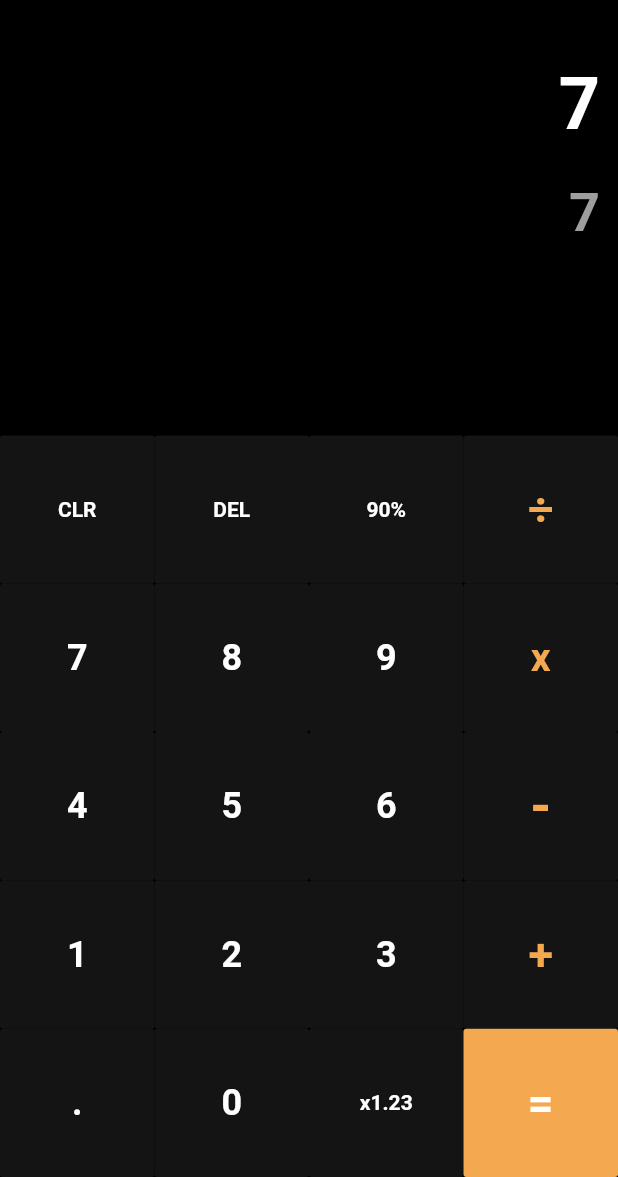
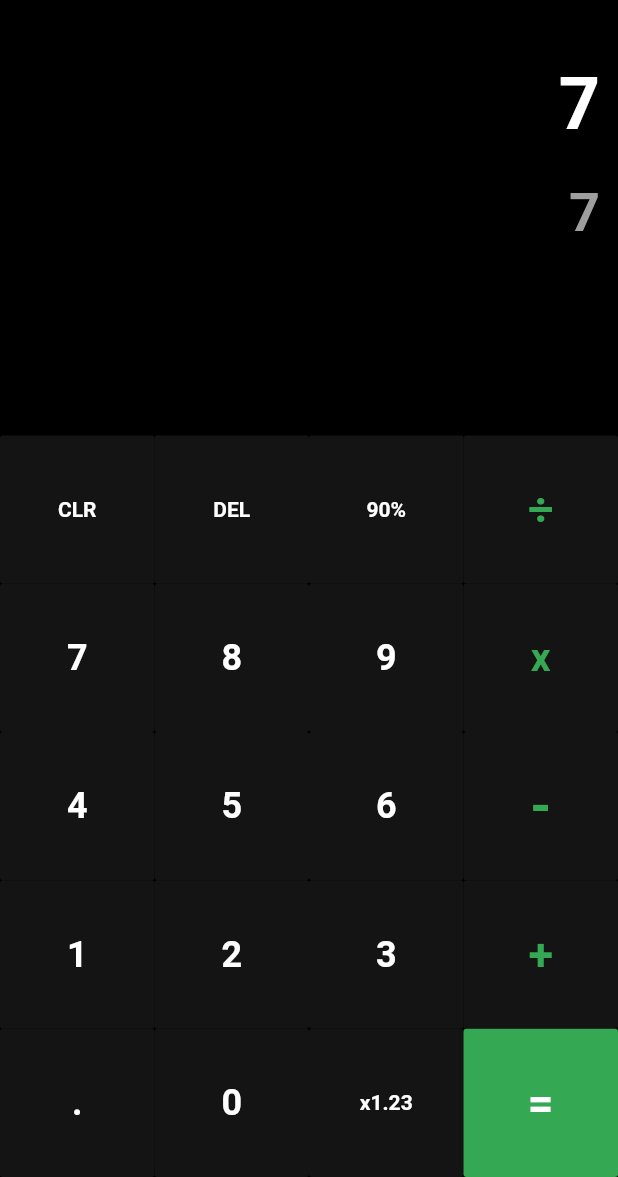
Before and after one commit to leiffen/Calculator, a Flutter app: the screen it shows after launch, after a tap on an icon or button, on a phone screen of 412 x 824 dp, the part 59-1236 px from its top. Run offline on Flutter 3.47's test engine with Material 2 defaults, Android fonts, the phone set to English and light mode, and no system bars.

Commit message:
Add color theme file

```diff
--- a/lib/calculator.dart
+++ b/lib/calculator.dart
@@ -15,7 +15,8 @@ class Calculator extends StatefulWidget {
 }
 
 class _CalculatorState extends State<Calculator> {
-  final String fileName = "/history.json";
+  final String historyFileName = "/history.json";
+  final String themeFileName = "/theme.json";
 
   final RegExp regOps = new RegExp('[+|\\-|x|\u{00F7}]');
   final RegExp regOpsNoSub = new RegExp('[+|x|\u{00F7}]');
@@ -34,17 +35,53 @@ class _CalculatorState extends State<Calculator> {
   bool calculated = false;
   bool badExp = false;
 
-  Color primaryColor = Color(0xfff4a950);
+  Color primaryColor;
 
   @override
   void initState() {
     super.initState();
+    getColorTheme();
+  }
+
+  void getColorTheme() async {
+    await getApplicationDocumentsDirectory().then((Directory directory) {
+      Directory dir = directory;
+      File jsonFile = new File(dir.path + themeFileName);
+      Map<String, dynamic> content;
+
+      if (jsonFile.existsSync()) {
+        content = jsonDecode(jsonFile.readAsStringSync());
+        this.setState(() {
+          primaryColor = Color(content['colorThemeList'][content['colorTheme']]);
+        });
+      } else {
+        addColorTheme();
+      }
+    });
+  }
+
+  void addColorTheme() async {
+    await getApplicationDocumentsDirectory().then((Directory directory) {
+      Directory dir = directory;
+      File jsonFile = new File(dir.path + themeFileName);
+      Map<String, dynamic> content;
+      jsonFile.createSync();
+      content = {
+        'colorTheme': 'green',
+        'colorThemeList': {'orange': 0xfff4a950, "red": 0xffea4335, "blue": 0xff4285f4, "green": 0xff34a853}
+      };
+      jsonFile.writeAsStringSync(jsonEncode(content));
+
+      this.setState(() {
+        primaryColor = Color(content['colorThemeList'][content['colorTheme']]);
+      });
+    });
   }
 
   Future<bool> addToHistory() async {
     await getApplicationDocumentsDirectory().then((Directory directory) {
       Directory dir = directory;
-      File jsonFile = new File(dir.path + fileName);
+      File jsonFile = new File(dir.path + historyFileName);
       DateTime now = new DateTime.now();
       String date = new DateTime(now.year, now.month, now.day).toString();
       List<dynamic> content;
@@ -158,7 +195,7 @@ class _CalculatorState extends State<Calculator> {
   void buttonPressed(String buttonText) {
     if (buttonText == 'CLR' || buttonText == 'DEL') {
       _buttonPressed(buttonText);
-    } else if (!((buttonText == '90%' || buttonText == 'x1.23') && formula.isEmpty)){
+    } else if (!((buttonText == '90%' || buttonText == 'x1.23') && formula.isEmpty)) {
       if (buttonText == '90%') {
         buttonText = 'x.9';
       }
@@ -190,7 +227,8 @@ class _CalculatorState extends State<Calculator> {
       try {
         if (formula.length > 0) {
           String res = calculate();
-          addToHistory().then((addedHistory) => setState(() {
+          addToHistory().then((addedHistory) =>
+              setState(() {
                 formula = res;
                 result = '';
                 prevResult.clear();
@@ -287,7 +325,10 @@ class _CalculatorState extends State<Calculator> {
   Widget button(String buttonText, {double fontSize = 24.0, Color textColor = Colors.white, Color bgColor}) {
     return new Expanded(
         child: ButtonTheme(
-      height: MediaQuery.of(context).size.height / 5 * 3 / 5,
+          height: MediaQuery
+              .of(context)
+              .size
+              .height / 5 * 3 / 5,
           child: FlatButton(
             color: bgColor != null ? bgColor : Color.fromRGBO(20, 20, 20, 1),
             child: Text(
@@ -306,7 +347,10 @@ class _CalculatorState extends State<Calculator> {
   Widget blank() {
     return new Expanded(
       child: Container(
-        height: MediaQuery.of(context).size.height / 5 * 3 / 5,
+        height: MediaQuery
+            .of(context)
+            .size
+            .height / 5 * 3 / 5,
         color: Colors.grey[900],
         child: Text(
           '',
@@ -328,7 +372,8 @@ class _CalculatorState extends State<Calculator> {
               padding: EdgeInsets.only(right: 10.0),
               child: GestureDetector(
                 onTap: () {
-                  Navigator.of(context).push(MaterialPageRoute(builder: (context) => History(primaryColor: primaryColor)));
+                  Navigator.of(context)
+                      .push(MaterialPageRoute(builder: (context) => History(primaryColor: primaryColor)));
                 },
                 child: Icon(
                   Icons.history,
```
Lines whose indentation alone changed are shown as unchanged.
